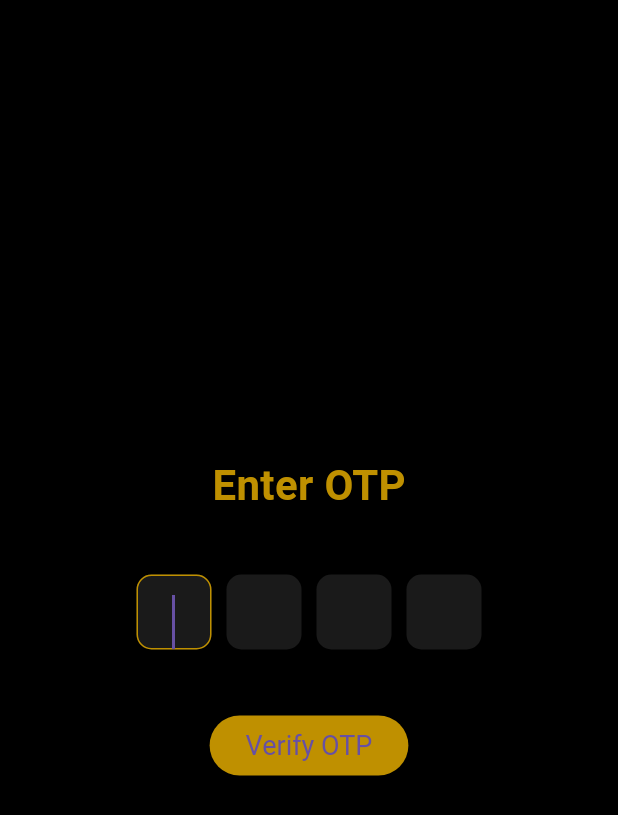
After one commit to jshreyansh/ministryofdance, a Flutter app: the OTPInputScreen screen opened directly, after a tap on "Verify OTP", on a phone screen of 412 x 824 dp. The commit adds this screen. Shown: the top 815 px of the screen. Run offline on Flutter 3.47's test engine with Material 3 defaults, Android fonts, the phone set to English and light mode, and no system bars; our stand-ins replace shared_preferences; accounts and stored records are empty.

Commit message:
code clean with otp

```diff
--- /dev/null
+++ b/lib/otp_input_screen.dart
@@ -0,0 +1,145 @@
+import 'package:flutter/material.dart';
+import 'package:flutter/services.dart';
+import 'package:shared_preferences/shared_preferences.dart';
+
+class OTPInputScreen extends StatefulWidget {
+  @override
+  _OTPInputScreenState createState() => _OTPInputScreenState();
+}
+
+class _OTPInputScreenState extends State<OTPInputScreen> {
+  // Define a TextEditing Controller for each OTP digit
+  final _otpControllerOne = TextEditingController();
+  final _otpControllerTwo = TextEditingController();
+  final _otpControllerThree = TextEditingController();
+  final _otpControllerFour = TextEditingController();
+
+  // Define a FocusNode for each input field
+  final _focusNodeOne = FocusNode();
+  final _focusNodeTwo = FocusNode();
+  final _focusNodeThree = FocusNode();
+  final _focusNodeFour = FocusNode();
+
+  final String _validOTP = '4444'; // Hardcoded OTP for demonstration
+  String _errorMessage = '';
+
+  Future<void> _validateOTPAndNavigate() async {
+    String enteredOTP = _otpControllerOne.text +
+                      _otpControllerTwo.text +
+                      _otpControllerThree.text +
+                      _otpControllerFour.text;
+    if (enteredOTP == _validOTP) {
+      // OTP is valid, navigate to chat view
+			final SharedPreferences prefs = await SharedPreferences.getInstance();
+			await prefs.setBool('isLoggedIn', true);
+
+      Navigator.pushNamed(context, '/chatView'); // Make sure this route is defined in your app
+    } else {
+      // Show error message
+      setState(() {
+        _errorMessage = 'Invalid OTP, please try again.';
+      });
+    }
+  }
+
+  @override
+  void dispose() {
+    // Dispose controllers and focus nodes
+    _otpControllerOne.dispose();
+    _otpControllerTwo.dispose();
+    _otpControllerThree.dispose();
+    _otpControllerFour.dispose();
+    _focusNodeOne.dispose();
+    _focusNodeTwo.dispose();
+    _focusNodeThree.dispose();
+    _focusNodeFour.dispose();
+    super.dispose();
+  }
+
+  void _nextFocus(FocusNode focusNode) {
+    FocusScope.of(context).requestFocus(focusNode);
+  }
+
+  @override
+  Widget build(BuildContext context) {
+    return Scaffold(
+      backgroundColor: Colors.black,
+      body: Center(
+        child: Column(
+          mainAxisAlignment: MainAxisAlignment.center,
+          children: [
+            Text(
+              'Enter OTP',
+              style: TextStyle(
+                fontSize: 28,
+                fontWeight: FontWeight.bold,
+                color: Color(0xffbf9000), // Gold color for the text
+              ),
+            ),
+            SizedBox(height: 40),
+            Row(
+              mainAxisAlignment: MainAxisAlignment.center,
+              children: [
+                // OTP input blocks
+                _otpInputField(_otpControllerOne, _focusNodeOne, _focusNodeTwo),
+                SizedBox(width: 10),
+                _otpInputField(_otpControllerTwo, _focusNodeTwo, _focusNodeThree),
+                SizedBox(width: 10),
+                _otpInputField(_otpControllerThree, _focusNodeThree, _focusNodeFour),
+                SizedBox(width: 10),
+                _otpInputField(_otpControllerFour, _focusNodeFour, null),
+              ],
+            ),
+            SizedBox(height: 40),
+            ElevatedButton(
+              style: ElevatedButton.styleFrom(
+                backgroundColor: Color(0xffbf9000), // Button color
+                textStyle: TextStyle(fontSize: 18),
+              ),
+              onPressed: _validateOTPAndNavigate,
+              child: Text('Verify OTP'),
+            ),
+          ],
+        ),
+      ),
+    );
+  }
+
+  Widget _otpInputField(TextEditingController controller, FocusNode currentFocus, FocusNode? nextFocus) {
+    return Container(
+      width: 50,
+      height: 50,
+      decoration: BoxDecoration(
+        color: Colors.white.withOpacity(0.1),
+        borderRadius: BorderRadius.circular(10),
+      ),
+      child: Center(
+        child: TextField(
+          controller: controller,
+          focusNode: currentFocus,
+          autofocus: true,
+          textAlign: TextAlign.center,
+          keyboardType: TextInputType.number,
+          maxLength: 1,
+          style: TextStyle(fontSize: 24, color: Colors.white),
+          decoration: InputDecoration(
+            counterText: "",
+            border: InputBorder.none,
+            focusedBorder: OutlineInputBorder(
+              borderSide: BorderSide(color: Color(0xffbf9000)),
+              borderRadius: BorderRadius.circular(10.0),
+            ),
+          ),
+          onChanged: (value) {
+            if (value.length == 1 && nextFocus != null) {
+              _nextFocus(nextFocus);
+            }
+          },
+          inputFormatters: [
+            FilteringTextInputFormatter.digitsOnly,
+          ],
+        ),
+      ),
+    );
+  }
+}
--- a/pubspec.yaml
+++ b/pubspec.yaml
@@ -39,6 +39,7 @@ dependencies:
   matcher: ^0.12.16 # Updated
   material_color_utilities: ^0.5.0 # Updated
   meta: ^1.10.0 # Updated
+  shared_preferences: ^2.0.15
 #  path: ^1.9.0 # Updated
 #  test_api: ^0.6.1
 dev_dependencies:
```
Also changed, not shown: lib/dance_styles_page.dart (+4 -4 lines), lib/login.dart (renamed from lib/moves_listing_page.dart, +8 -3 lines), lib/main.dart (+19 -5 lines).
